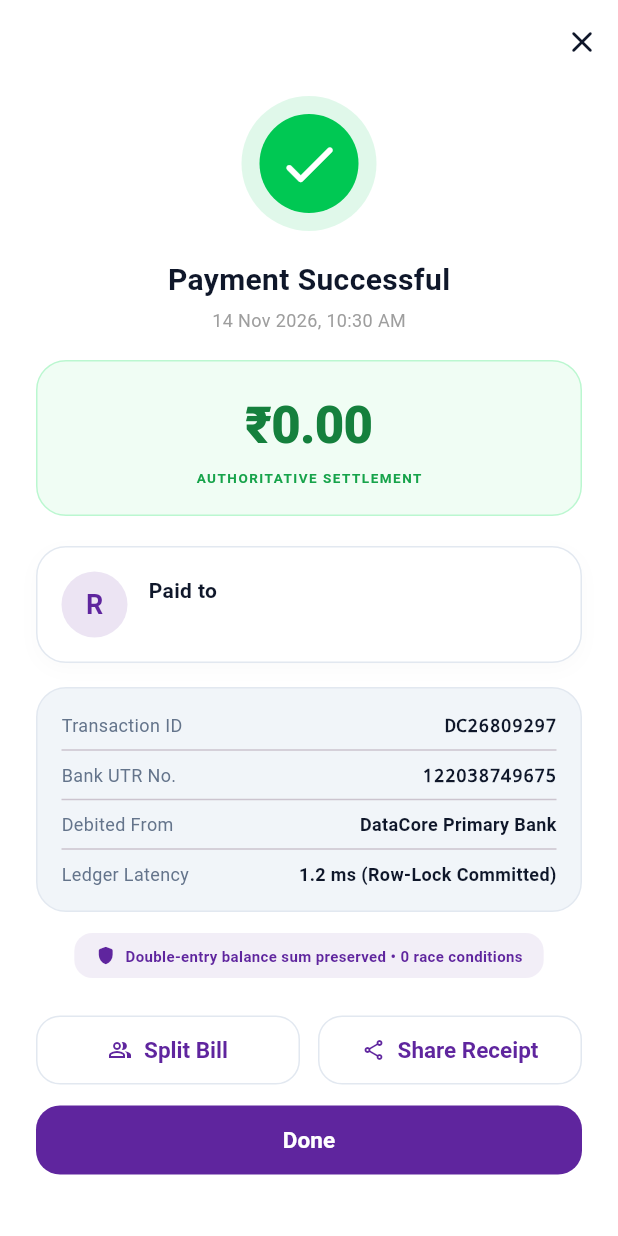
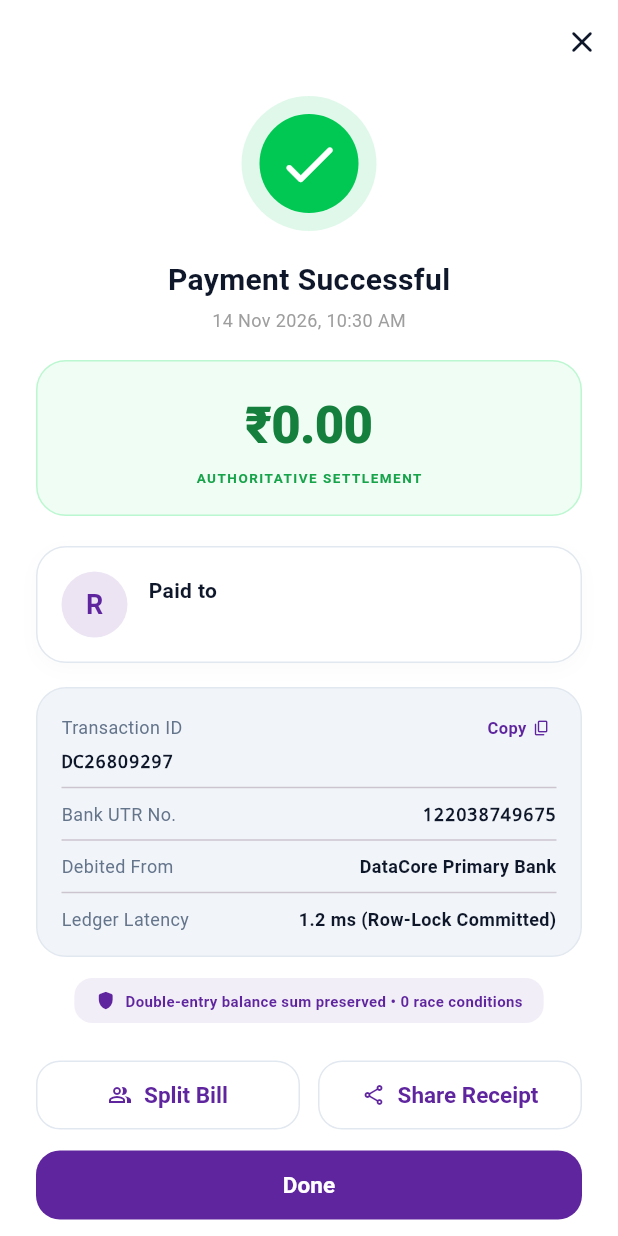
Before and after one commit to sarveshsuyal/datacore-mobile-app, a Flutter app: the PaymentSuccessScreen screen opened directly with empty values, on a phone screen of 412 x 824 dp. Run offline on Flutter 3.47's test engine with Material 3 defaults, Android fonts, the phone set to English and light mode, and no system bars; our stand-ins replace dio, flutter_secure_storage, go_router, local_auth; missing offline and left inert: mobile_scanner; accounts and stored records are empty; network calls fail.

Commit message:
feat(mobile): improve transaction receipt 2-line layout, bump version to 1.0.1+2, and publish release v1.0.1

```diff
--- a/lib/widgets/services_hub_view.dart
+++ b/lib/widgets/services_hub_view.dart
@@ -436,6 +436,7 @@ class _ServicesHubViewState extends State<ServicesHubView> {
             Expanded(
               child: Column(
                 crossAxisAlignment: CrossAxisAlignment.start,
+                mainAxisAlignment: MainAxisAlignment.center,
                 children: [
                   Text(
                     title,
--- a/lib/widgets/success_receipt_screen.dart
+++ b/lib/widgets/success_receipt_screen.dart
@@ -371,12 +371,12 @@ Ledger Engine: Double-Entry Cryptographic Invariant (0 Race Conditions)
                 ),
                 child: Column(
                   children: [
-                    _buildReceiptRow('Transaction ID', _generatedTxId, isMonospace: true),
-                    const Divider(height: 16),
+                    _buildTransactionIdCard(_generatedTxId),
+                    const Divider(height: 18),
                     _buildReceiptRow('Bank UTR No.', _generatedUtr, isMonospace: true),
-                    const Divider(height: 16),
+                    const Divider(height: 18),
                     _buildReceiptRow('Debited From', widget.debitedAccount ?? 'DataCore Primary Bank'),
-                    const Divider(height: 16),
+                    const Divider(height: 18),
                     _buildReceiptRow('Ledger Latency', '$latency (Row-Lock Committed)'),
                   ],
                 ),
@@ -449,16 +449,73 @@ Ledger Engine: Double-Entry Cryptographic Invariant (0 Race Conditions)
     );
   }
 
+  Widget _buildTransactionIdCard(String txId) {
+    return Column(
+      crossAxisAlignment: CrossAxisAlignment.start,
+      children: [
+        Row(
+          mainAxisAlignment: MainAxisAlignment.spaceBetween,
+          children: [
+            const Text(
+              'Transaction ID',
+              style: TextStyle(fontSize: 12, color: AppTheme.textMuted),
+            ),
+            InkWell(
+              borderRadius: BorderRadius.circular(6),
+              onTap: () {
+                Clipboard.setData(ClipboardData(text: txId));
+                ScaffoldMessenger.of(context).showSnackBar(
+                  const SnackBar(content: Text('Transaction ID copied!')),
+                );
+              },
+              child: const Padding(
+                padding: EdgeInsets.symmetric(horizontal: 4, vertical: 2),
+                child: Row(
+                  children: [
+                    Text(
+                      'Copy',
+                      style: TextStyle(
+                        fontSize: 11,
+                        color: AppTheme.primary,
+                        fontWeight: FontWeight.bold,
+                      ),
+                    ),
+                    SizedBox(width: 4),
+                    Icon(Icons.copy_rounded, size: 12, color: AppTheme.primary),
+                  ],
+                ),
+              ),
+            ),
+          ],
+        ),
+        const SizedBox(height: 4),
+        SelectableText(
+          txId,
+          style: const TextStyle(
+            fontSize: 12,
+            fontWeight: FontWeight.bold,
+            fontFamily: 'monospace',
+            color: AppTheme.textDark,
+          ),
+        ),
+      ],
+    );
+  }
+
   Widget _buildReceiptRow(String label, String value, {bool isMonospace = false}) {
     return Row(
+      crossAxisAlignment: CrossAxisAlignment.start,
       mainAxisAlignment: MainAxisAlignment.spaceBetween,
       children: [
         Text(
           label,
           style: const TextStyle(fontSize: 12, color: AppTheme.textMuted),
         ),
-        Text(
+        const SizedBox(width: 12),
+        Expanded(
+          child: Text(
             value,
+            textAlign: TextAlign.end,
             style: TextStyle(
               fontSize: 12,
               fontWeight: FontWeight.bold,
@@ -466,6 +523,7 @@ Ledger Engine: Double-Entry Cryptographic Invariant (0 Race Conditions)
               color: AppTheme.textDark,
             ),
           ),
+        ),
       ],
     );
   }
--- a/lib/widgets/upi_pin_sheet.dart
+++ b/lib/widgets/upi_pin_sheet.dart
@@ -50,7 +50,7 @@ class _UpiPinSheetState extends State<UpiPinSheet> {
     } else {
       HapticFeedback.vibrate();
       setState(() {
-        _errorMessage = 'Incorrect UPI PIN. Default is 1234.';
+        _errorMessage = 'Incorrect UPI PIN. Please try again.';
         _pin = '';
         _isVerifying = false;
       });
--- a/pubspec.yaml
+++ b/pubspec.yaml
@@ -1,7 +1,7 @@
 name: datacore_mobile
 description: "DataCore - Real-Time Data Concurrency & Transaction Engine Customer Mobile App"
 publish_to: "none"
-version: 1.0.0+1
+version: 1.0.1+2
 
 environment:
   sdk: ">=3.0.0 <4.0.0"
```
Also changed, not shown: 1 other file. Lines whose indentation alone changed are shown as unchanged.
